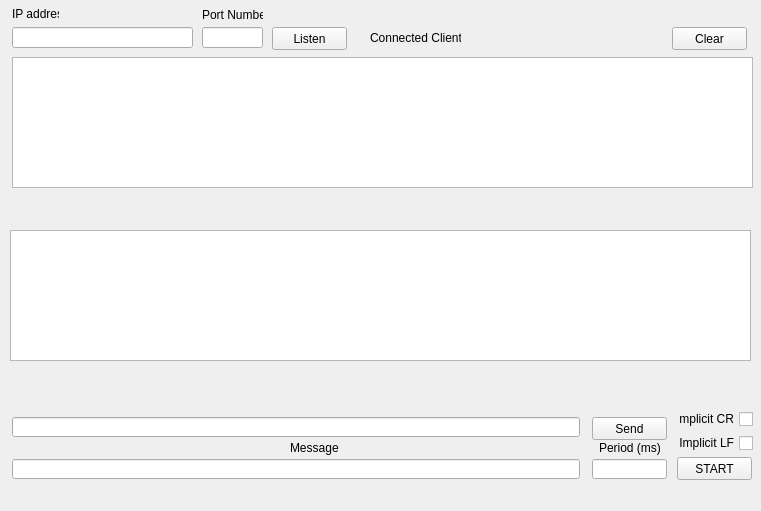
MrHause/CommunicationTester, file tcpserver.ui: the form before one commit.
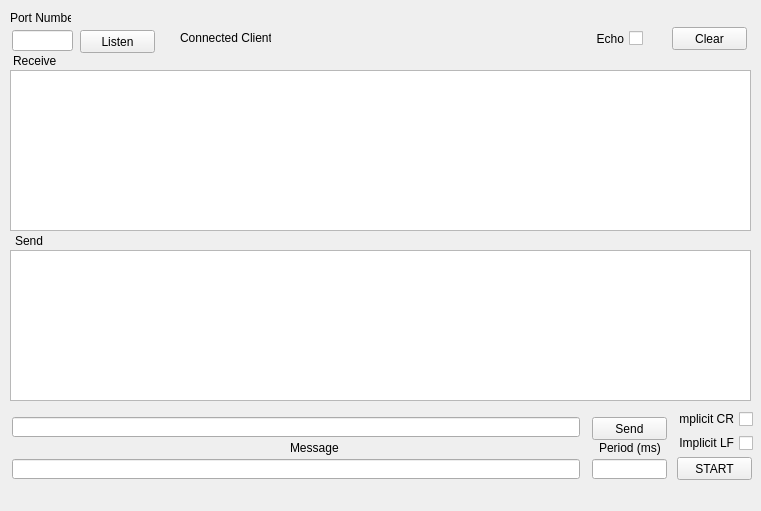
The form after the commit.

Commit message: rozbudowa tcp servera

What changed in the file:
```diff
--- a/tcpserver.ui
+++ b/tcpserver.ui
@@ -55,8 +55,8 @@
   <widget class="QPushButton" name="ButtonConnect">
    <property name="geometry">
     <rect>
-     <x>272</x>
-     <y>27</y>
+     <x>80</x>
+     <y>30</y>
      <width>75</width>
      <height>23</height>
     </rect>
@@ -78,19 +78,9 @@
   <widget class="QLineEdit" name="linePort">
    <property name="geometry">
     <rect>
-     <x>202</x>
-     <y>27</y>
-     <width>61</width>
-     <height>21</height>
-    </rect>
-   </property>
-  </widget>
-  <widget class="QLineEdit" name="lineIP">
-   <property name="geometry">
-    <rect>
      <x>12</x>
-     <y>27</y>
-     <width>181</width>
+     <y>30</y>
+     <width>61</width>
      <height>21</height>
     </rect>
    </property>
@@ -139,8 +129,8 @@
   <widget class="QLabel" name="label_2">
    <property name="geometry">
     <rect>
-     <x>202</x>
-     <y>7</y>
+     <x>10</x>
+     <y>10</y>
      <width>61</width>
      <height>16</height>
     </rect>
@@ -152,10 +142,10 @@
   <widget class="QTextEdit" name="textReceive">
    <property name="geometry">
     <rect>
-     <x>12</x>
-     <y>57</y>
+     <x>10</x>
+     <y>70</y>
      <width>741</width>
-     <height>131</height>
+     <height>161</height>
     </rect>
    </property>
    <property name="html">
@@ -199,19 +189,6 @@
     </rect>
    </property>
   </widget>
-  <widget class="QLabel" name="label">
-   <property name="geometry">
-    <rect>
-     <x>12</x>
-     <y>7</y>
-     <width>47</width>
-     <height>13</height>
-    </rect>
-   </property>
-   <property name="text">
-    <string>IP address</string>
-   </property>
-  </widget>
   <widget class="QLabel" name="label_4">
    <property name="geometry">
     <rect>
@@ -229,9 +206,9 @@
    <property name="geometry">
     <rect>
      <x>10</x>
-     <y>230</y>
+     <y>250</y>
      <width>741</width>
-     <height>131</height>
+     <height>151</height>
     </rect>
    </property>
    <property name="html">
@@ -245,7 +222,7 @@
   <widget class="QLabel" name="label_3">
    <property name="geometry">
     <rect>
-     <x>370</x>
+     <x>180</x>
      <y>30</y>
      <width>91</width>
      <height>16</height>
@@ -258,7 +235,7 @@
   <widget class="QLabel" name="labelClientsNum">
    <property name="geometry">
     <rect>
-     <x>461</x>
+     <x>275</x>
      <y>32</y>
      <width>47</width>
      <height>13</height>
@@ -268,6 +245,48 @@
     <string/>
    </property>
   </widget>
+  <widget class="QCheckBox" name="checkBox_ECHO">
+   <property name="geometry">
+    <rect>
+     <x>570</x>
+     <y>30</y>
+     <width>73</width>
+     <height>17</height>
+    </rect>
+   </property>
+   <property name="layoutDirection">
+    <enum>Qt::RightToLeft</enum>
+   </property>
+   <property name="text">
+    <string>Echo</string>
+   </property>
+  </widget>
+  <widget class="QLabel" name="label">
+   <property name="geometry">
+    <rect>
+     <x>13</x>
+     <y>54</y>
+     <width>47</width>
+     <height>13</height>
+    </rect>
+   </property>
+   <property name="text">
+    <string>Receive</string>
+   </property>
+  </widget>
+  <widget class="QLabel" name="label_6">
+   <property name="geometry">
+    <rect>
+     <x>15</x>
+     <y>234</y>
+     <width>47</width>
+     <height>13</height>
+    </rect>
+   </property>
+   <property name="text">
+    <string>Send</string>
+   </property>
+  </widget>
  </widget>
  <resources/>
  <connections/>
```
The commit also changes 2 other files.
